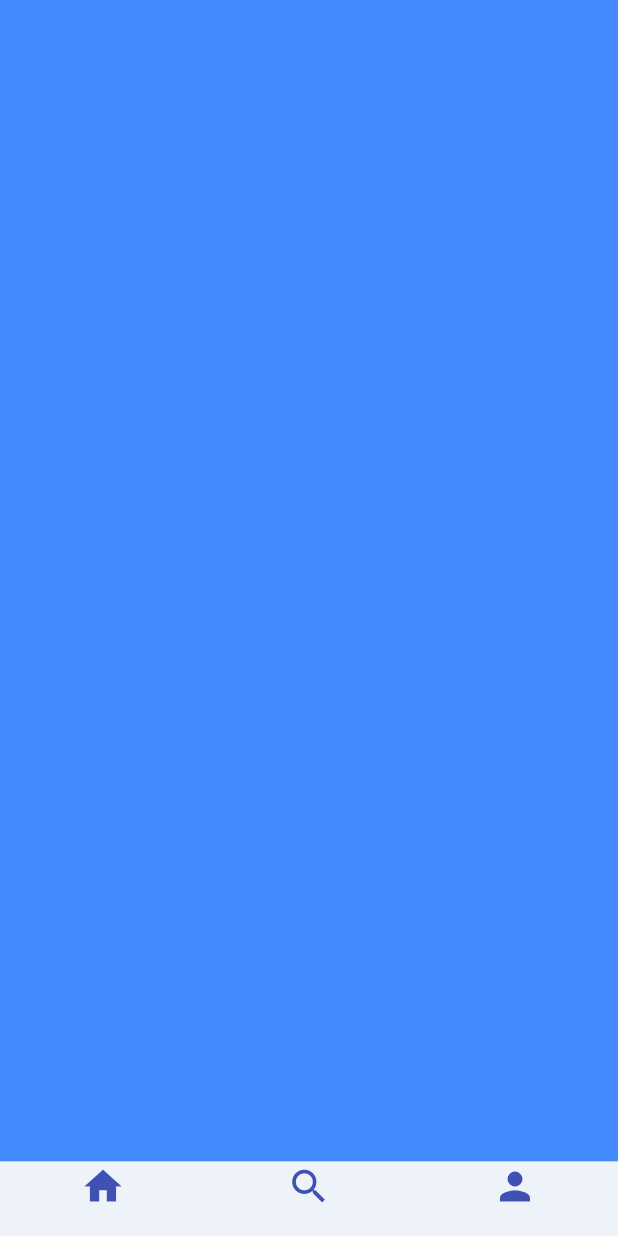
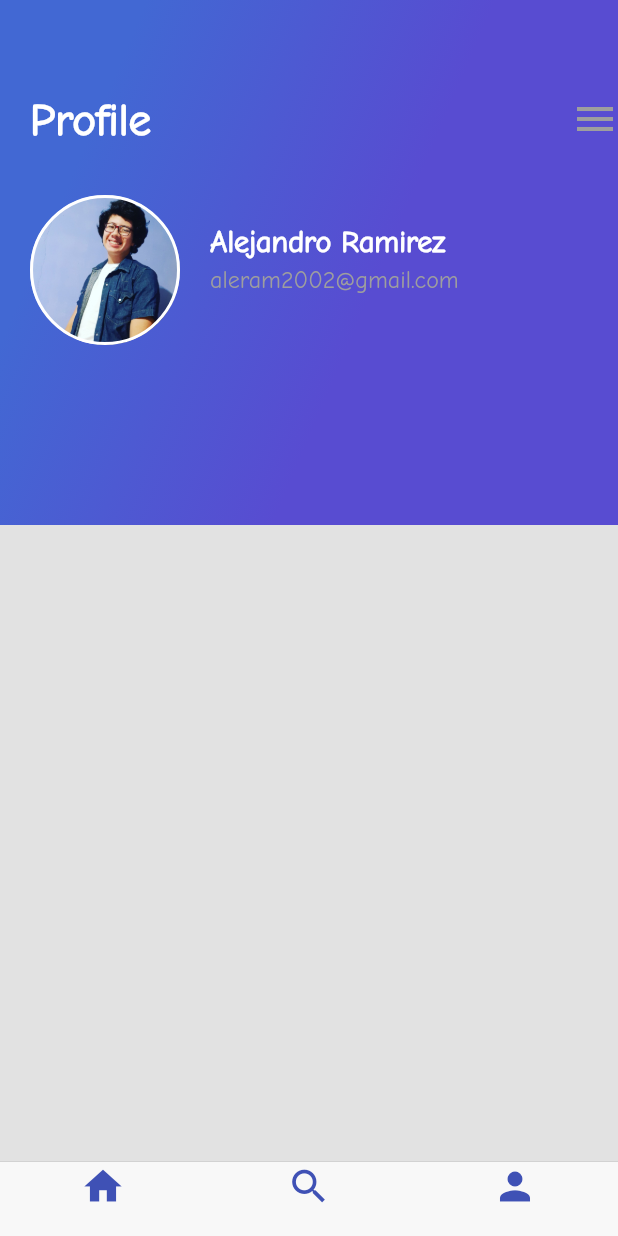
Before and after one commit to jarcasta/platzi-course, a Flutter app: the screen it shows after launch, item 3 of the bottom bar chosen, on a phone screen of 412 x 824 dp. Run offline on Flutter 3.47's test engine with Material 2 defaults, Android fonts, the phone set to English and light mode, and no system bars.

Commit message:
feature: add profile page header

```diff
--- a/lib/description_place.dart
+++ b/lib/description_place.dart
@@ -1,7 +1,6 @@
 import 'package:flutter/material.dart';
 import 'package:platzi_trip_app/button_purple.dart';
 import 'package:platzi_trip_app/shared/stars.dart';
-import 'package:platzi_trip_app/review_list.dart';
 
 class DescriptionPlace extends StatelessWidget{
 
@@ -17,7 +16,7 @@ class DescriptionPlace extends StatelessWidget{
       children: <Widget>[
         Container(
           margin: EdgeInsets.only(
-            top: 320.0,
+            top: 380.0,
             left: 20.0,
             right: 20.0
           ),
@@ -31,7 +30,7 @@ class DescriptionPlace extends StatelessWidget{
             textAlign: TextAlign.left,
           ),
         ),
-        Stars(322.0,  30.0)
+        Stars(382.0,  30.0)
       ],
     );
 
--- /dev/null
+++ b/lib/profilePage/description_profile.dart
@@ -0,0 +1,15 @@
+import 'package:flutter/material.dart';
+import 'package:platzi_trip_app/profilePage/header_profile.dart';
+
+class DescriptionProfile extends StatelessWidget{
+  @override
+  Widget build(BuildContext context) {
+    return Column(
+      crossAxisAlignment: CrossAxisAlignment.start,
+      children: [
+        HeaderProfile()
+      ],
+    );
+  }
+
+}
--- /dev/null
+++ b/lib/profilePage/gradient_profile.dart
@@ -0,0 +1,55 @@
+import 'package:flutter/material.dart';
+
+class GradientProfile extends StatelessWidget{
+  String title;
+
+  GradientProfile(this.title);
+
+  @override
+  Widget build(BuildContext context) {
+    return Container(
+      height: 350.0,
+      decoration: BoxDecoration(
+        gradient: LinearGradient(
+            colors: [
+              Color(0xFF4268D3),
+              Color(0xFF584CD1)
+            ],
+            begin: FractionalOffset(0.2, 0.1),
+            end: FractionalOffset(1.0, 0.5),
+            stops: [
+              0.0, 0.6
+            ],
+            tileMode: TileMode.clamp
+        ),
+      ),
+      child: Row(
+        crossAxisAlignment: CrossAxisAlignment.start,
+        children: [
+          Container(
+            margin: EdgeInsets.only(left: 20.0),
+            child: Text(
+              title,
+              style: TextStyle(
+                  color: Colors.white,
+                  fontSize: 30.0,
+                  fontFamily: 'ComicNeue',
+                  fontWeight: FontWeight.bold
+              ),
+            ),
+          ),
+          Container(
+            margin: EdgeInsets.only(left: 280.0, top: 0),
+            child: Icon(
+              Icons.menu,
+              color: Colors.grey,
+              size: 32.0,
+            ),
+          )
+        ],
+      ),
+      alignment: Alignment(-0.7, -0.6),
+    );
+  }
+
+}
--- /dev/null
+++ b/lib/profilePage/header_profile.dart
@@ -0,0 +1,16 @@
+import 'package:flutter/material.dart';
+import 'package:platzi_trip_app/profilePage/gradient_profile.dart';
+import 'package:platzi_trip_app/profilePage/profile_information.dart';
+
+class HeaderProfile extends StatelessWidget{
+  @override
+  Widget build(BuildContext context) {
+    return Stack(
+      children: [
+        GradientProfile('Profile'),
+        ProfileInformation(),
+      ],
+    );
+  }
+
+}
--- /dev/null
+++ b/lib/profilePage/profile_information.dart
@@ -0,0 +1,67 @@
+import 'package:flutter/material.dart';
+
+class ProfileInformation extends StatelessWidget{
+  @override
+  Widget build(BuildContext context) {
+    return Container(
+      margin: EdgeInsets.only(
+          top: 130.0
+      ),
+      child: Row(
+        crossAxisAlignment: CrossAxisAlignment.start,
+        children: [
+          Container(
+            margin: EdgeInsets.only(
+              top: 0.0,
+              left: 20.0,
+            ),
+            width: 100.0,
+            height: 100.0,
+            decoration: BoxDecoration(
+                shape: BoxShape.circle,
+                image: DecorationImage(
+                  fit: BoxFit.cover,
+                  image: AssetImage(
+                      'assets/img/yo.jpg'
+                  ),
+                ),
+                border: Border.all(color: Colors.white, width: 2.0)
+            ),
+          ),
+          Container(
+            margin: EdgeInsets.only(
+              top: 20.0,
+              left: 20.0
+            ),
+            child: Column(
+              crossAxisAlignment: CrossAxisAlignment.start,
+              children: [
+                Text(
+                  'Alejandro Ramirez',
+                  style: TextStyle(
+                    color: Colors.white,
+                    fontSize: 20.0,
+                    fontFamily: 'ComicNeue',
+                    fontWeight: FontWeight.w700
+                  ),
+                ),
+                Container(
+                  margin: EdgeInsets.only(top:5.0),
+                ),
+                Text(
+                  'aleram2002@gmail.com',
+                  style: TextStyle(
+                      color: Colors.grey,
+                      fontSize: 16.0,
+                      fontFamily: 'ComicNeue',
+                  ),
+                ),
+              ],
+            ),
+          )
+        ],
+      ),
+    );
+  }
+
+}
--- a/lib/profile_trips.dart
+++ b/lib/profile_trips.dart
@@ -1,10 +1,13 @@
 import 'package:flutter/material.dart';
+import 'package:platzi_trip_app/profilePage/description_profile.dart';
 
 class ProfileTrips extends StatelessWidget{
   @override
   Widget build(BuildContext context) {
-    return Container(
-      color: Colors.blueAccent,
+    return Stack(
+      children: [
+        DescriptionProfile()
+      ],
     );
   }
 
```
